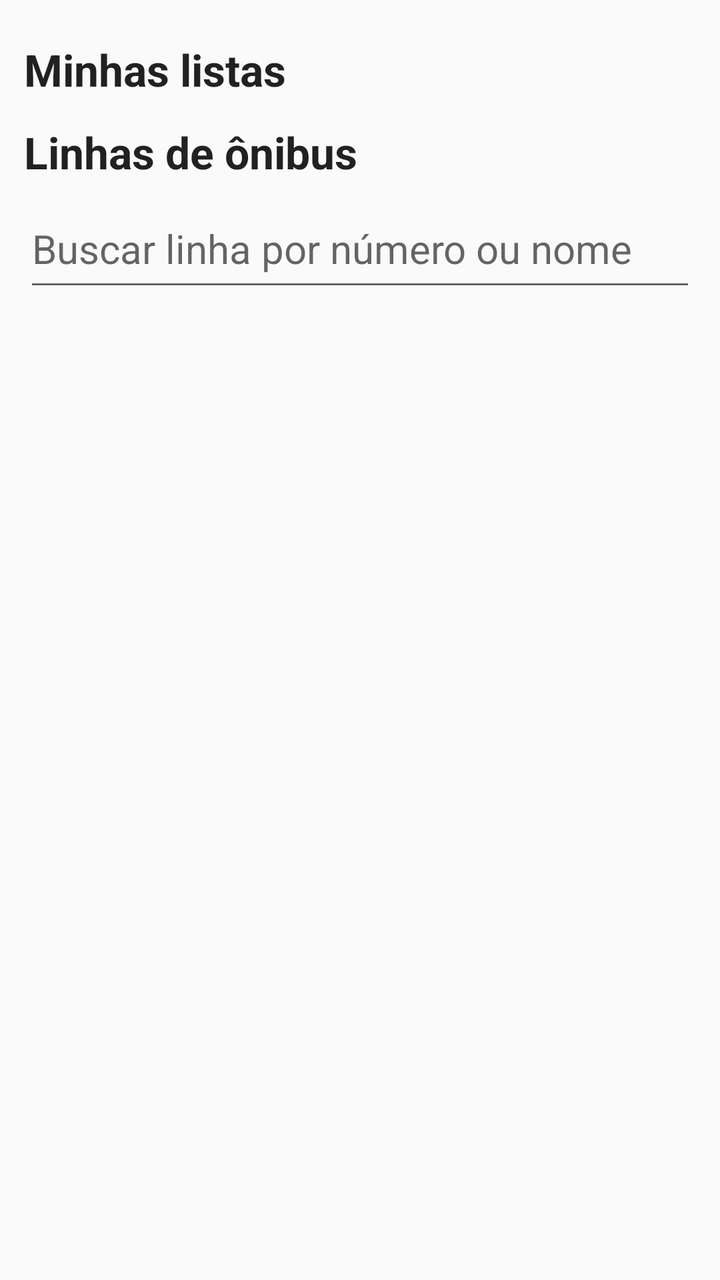
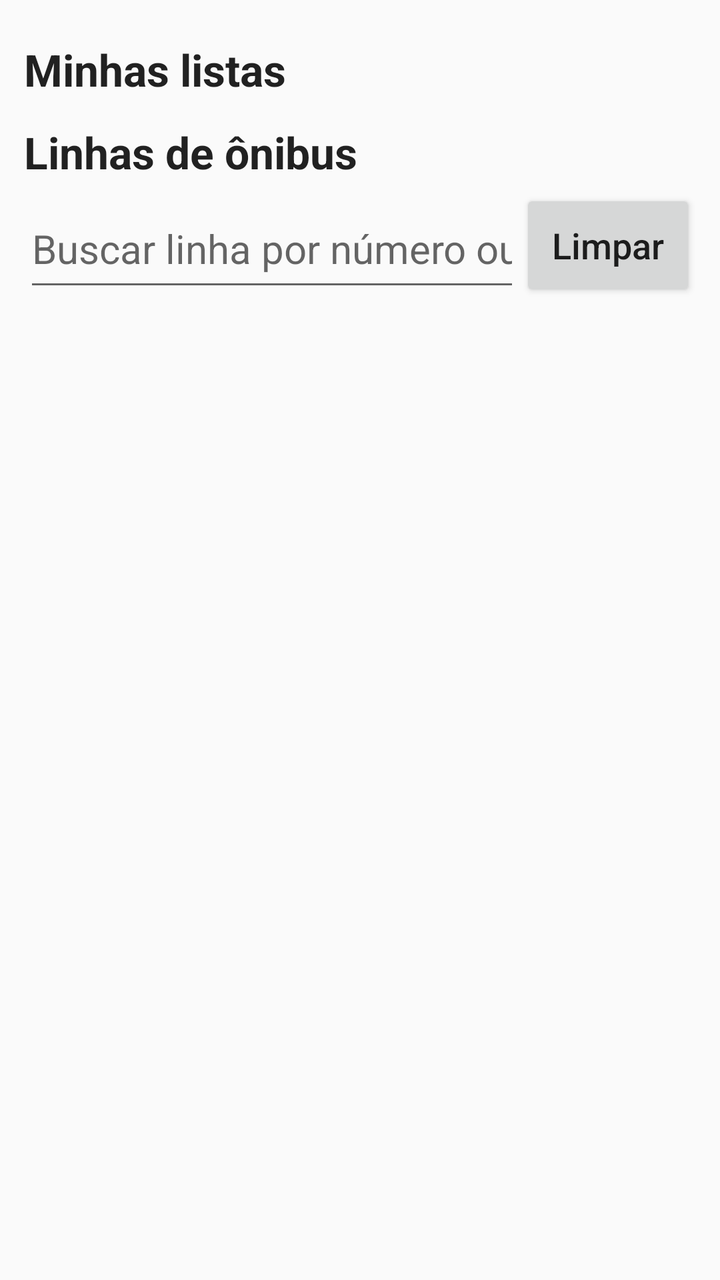

Compare the two renders of this Android layout. The source of the first and the diff that turns it into the second are given below.
<!-- AndroidManifest.xml: application theme AppTheme -->
<!-- res/layout/activity_main.xml -->
<?xml version="1.0" encoding="utf-8"?>
<LinearLayout xmlns:android="http://schemas.android.com/apk/res/android"
    android:layout_width="match_parent"
    android:layout_height="match_parent"
    android:orientation="vertical"
    android:padding="12dp">

    <TextView
        android:id="@+id/listsTitle"
        style="@style/Heading"
        android:text="Minhas listas" />

    <ScrollView
        android:id="@+id/listsScroll"
        android:layout_width="match_parent"
        android:layout_height="wrap_content">

        <LinearLayout
            android:id="@+id/listsBox"
            android:layout_width="match_parent"
            android:layout_height="wrap_content"
            android:orientation="vertical" />
    </ScrollView>

    <TextView
        android:id="@+id/linesTitle"
        style="@style/Heading"
        android:labelFor="@+id/search"
        android:text="Linhas de ônibus" />

    <EditText
        android:id="@+id/search"
        android:layout_width="match_parent"
        android:layout_height="wrap_content"
        android:hint="Buscar linha por número ou nome"
        android:imeOptions="actionSearch"
        android:importantForAutofill="no"
        android:inputType="text"
        android:minHeight="56dp"
        android:singleLine="true"
        android:textSize="20sp" />

    <TextView
        android:id="@+id/status"
        style="@style/Body"
        android:accessibilityLiveRegion="polite" />

    <ListView
        android:id="@+id/lines"
        android:layout_width="match_parent"
        android:layout_height="0dp"
        android:layout_weight="1" />
</LinearLayout>
<!-- resources referenced by this layout -->
<resources>
  <style name="Body">
          <item name="android:layout_width">match_parent</item>
          <item name="android:layout_height">wrap_content</item>
          <item name="android:textSize">18sp</item>
          <item name="android:paddingTop">4dp</item>
          <item name="android:paddingBottom">4dp</item>
          <item name="android:textColor">?android:attr/textColorPrimary</item>
      </style>
  <style name="Heading">
          <item name="android:layout_width">match_parent</item>
          <item name="android:layout_height">wrap_content</item>
          <item name="android:textSize">22sp</item>
          <item name="android:textStyle">bold</item>
          <item name="android:paddingTop">8dp</item>
          <item name="android:paddingBottom">4dp</item>
          <item name="android:textColor">?android:attr/textColorPrimary</item>
      </style>
  <style name="AppTheme" parent="android:Theme.Material.Light.DarkActionBar">
          <item name="android:colorPrimary">@color/primary</item>
          <item name="android:colorPrimaryDark">@color/primaryDark</item>
          <item name="android:colorAccent">@color/accent</item>
          <item name="android:buttonStyle">@style/Btn</item>
          <item name="android:alertDialogTheme">@style/Dialog</item>
      </style>
  <color name="primary">#0B4F8A</color>
  <color name="primaryDark">#073560</color>
  <color name="accent">#0B6E4F</color>
  <style name="Btn" parent="android:Widget.Material.Button">
          <item name="android:textAllCaps">false</item>
          <item name="android:textSize">18sp</item>
          <item name="android:minHeight">56dp</item>
      </style>
  <style name="Dialog" parent="android:Theme.Material.Light.Dialog.Alert">
          <item name="android:textSize">20sp</item>
          <item name="android:colorAccent">@color/primary</item>
      </style>
</resources>

<!-- the commit's change to res/layout/activity_main.xml (unified diff, before → after) -->
@@ -28,17 +28,32 @@
         android:labelFor="@+id/search"
         android:text="Linhas de ônibus" />
 
-    <EditText
-        android:id="@+id/search"
+    <LinearLayout
         android:layout_width="match_parent"
         android:layout_height="wrap_content"
-        android:hint="Buscar linha por número ou nome"
-        android:imeOptions="actionSearch"
-        android:importantForAutofill="no"
-        android:inputType="text"
-        android:minHeight="56dp"
-        android:singleLine="true"
-        android:textSize="20sp" />
+        android:gravity="center_vertical"
+        android:orientation="horizontal">
+
+        <EditText
+            android:id="@+id/search"
+            android:layout_width="0dp"
+            android:layout_height="wrap_content"
+            android:layout_weight="1"
+            android:hint="Buscar linha por número ou nome"
+            android:imeOptions="actionSearch"
+            android:importantForAutofill="no"
+            android:inputType="text"
+            android:minHeight="56dp"
+            android:singleLine="true"
+            android:textSize="20sp" />
+
+        <Button
+            android:id="@+id/clearSearch"
+            android:layout_width="wrap_content"
+            android:layout_height="wrap_content"
+            android:contentDescription="Limpar busca"
+            android:text="Limpar" />
+    </LinearLayout>
 
     <TextView
         android:id="@+id/status"
